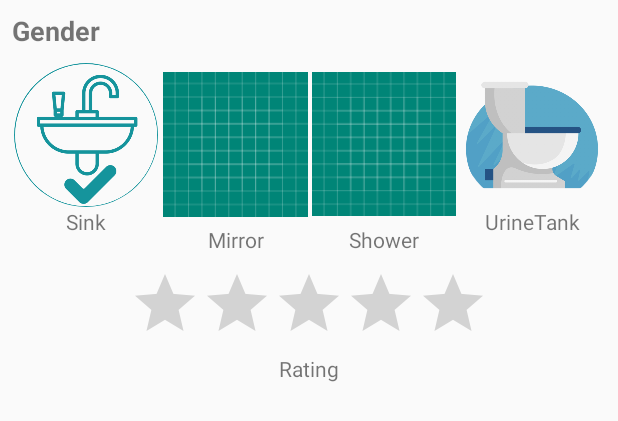
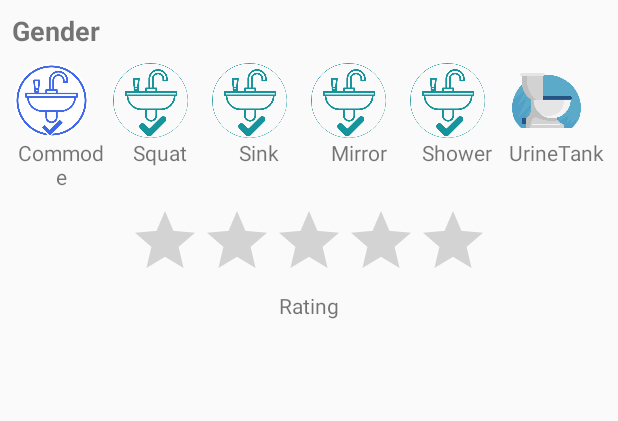
Before and after one commit to Team-Baskerville/Toilocate-mobile, an Android app: the layout content_toilet_details.xml on its own in the app's theme, with its tools: preview values and no code run, on a phone screen of 412 x 824 dp. Shown: the top 421 px of the screen. Run offline under Robolectric (Android 15) with nearby library versions, the phone set to English and light mode, and no system bars.

Commit message:
Toilet details UI improved

```diff
--- a/app/src/main/java/com/baskerville/toilocate/ToiletDetails.java
+++ b/app/src/main/java/com/baskerville/toilocate/ToiletDetails.java
@@ -10,12 +10,15 @@ import androidx.appcompat.app.AppCompatActivity;
 import androidx.appcompat.widget.Toolbar;
 
 import com.baskerville.toilocate.classes.Config;
+import com.baskerville.toilocate.dto.ToiletDescriptionDTO;
 import com.baskerville.toilocate.dto.ToiletLiteDTO;
 import com.bumptech.glide.Glide;
 import com.bumptech.glide.request.RequestOptions;
 import com.google.android.material.appbar.CollapsingToolbarLayout;
 import com.google.android.material.floatingactionbutton.FloatingActionButton;
 import com.google.android.material.snackbar.Snackbar;
+
+import de.hdodenhof.circleimageview.CircleImageView;
 
 public class ToiletDetails extends AppCompatActivity {
 
@@ -56,6 +59,12 @@ public class ToiletDetails extends AppCompatActivity {
     private void populateView() {
         RatingBar ratingBar = findViewById(R.id.ratingBarToiletDetails);
         TextView textViewGender = findViewById(R.id.textViewDetailsGender);
+        CircleImageView circleImageViewCommode = findViewById(R.id.imageDetailsCommode);
+        CircleImageView circleImageViewSquat = findViewById(R.id.imageDetailsSquat);
+        CircleImageView circleImageViewSink = findViewById(R.id.imageDetailsSink);
+        CircleImageView circleImageViewMirror = findViewById(R.id.imageDetailsMirror);
+        CircleImageView circleImageViewShower = findViewById(R.id.imageDetailsShower);
+        CircleImageView circleImageViewUrineTank = findViewById(R.id.imageDetailsUrineTank);
 
         toiletLiteDTO = (ToiletLiteDTO) getIntent().getSerializableExtra("toilet");
 
@@ -64,6 +73,20 @@ public class ToiletDetails extends AppCompatActivity {
             ratingBar.setRating(toiletLiteDTO.getRating());
             textViewGender.setText(String.format("%s TOILET",
                     toiletLiteDTO.getGender().toUpperCase()));
+            if(toiletLiteDTO.getDescription() != null){
+                ToiletDescriptionDTO descriptionDTO = toiletLiteDTO.getDescription();
+                if(descriptionDTO.isCommode()) {
+                    circleImageViewCommode.setImageResource(R.drawable.commode_true);
+                } else {
+                    circleImageViewCommode.setImageResource(R.drawable.commode_false);
+                }
+
+                if(descriptionDTO.isWaterSink()) {
+                    circleImageViewSink.setImageResource(R.drawable.sink_true);
+                } else {
+                    circleImageViewSink.setImageResource(R.drawable.sink_false);
+                }
+            }
         }
     }
 
--- a/app/src/main/res/layout/content_toilet_details.xml
+++ b/app/src/main/res/layout/content_toilet_details.xml
@@ -72,18 +72,60 @@
                 android:layout_weight="1"
                 android:orientation="vertical">
 
-<!--                <ImageView-->
-<!--                    android:id="@+id/imageViewSink"-->
-<!--                    android:layout_width="wrap_content"-->
-<!--                    android:layout_height="wrap_content"-->
-<!--                    android:layout_weight="1"-->
-<!--                    app:srcCompat="@drawable/ic_launcher_background" />-->
+                <de.hdodenhof.circleimageview.CircleImageView
+                    android:id="@+id/imageDetailsCommode"
+                    android:layout_width="50dp"
+                    android:layout_height="50dp"
+                    android:src="@drawable/sink_true"
+                    app:civ_border_color="#1565C0"
+                    app:civ_border_width="0dp" />
+
+                <TextView
+                    android:id="@+id/textViewDetailsCommode"
+                    android:layout_width="wrap_content"
+                    android:layout_height="match_parent"
+                    android:layout_weight="1"
+                    android:text="Commode"
+                    android:textAlignment="center" />
+            </LinearLayout>
+
+            <LinearLayout
+                android:layout_width="match_parent"
+                android:layout_height="match_parent"
+                android:layout_margin="1dp"
+                android:layout_weight="1"
+                android:orientation="vertical">
+
+                <de.hdodenhof.circleimageview.CircleImageView
+                    xmlns:app="http://schemas.android.com/apk/res-auto"
+                    android:id="@+id/imageDetailsSquat"
+                    android:layout_width="50dp"
+                    android:layout_height="50dp"
+                    android:src="@drawable/sink"
+                    app:civ_border_width="0dp"
+                    app:civ_border_color="#1565C0"/>
+
+                <TextView
+                    android:id="@+id/textViewDetailsSquat"
+                    android:layout_width="match_parent"
+                    android:layout_height="wrap_content"
+                    android:layout_weight="1"
+                    android:text="Squat"
+                    android:textAlignment="center" />
+            </LinearLayout>
+
+            <LinearLayout
+                android:layout_width="match_parent"
+                android:layout_height="match_parent"
+                android:layout_margin="1dp"
+                android:layout_weight="1"
+                android:orientation="vertical">
 
                 <de.hdodenhof.circleimageview.CircleImageView
                     xmlns:app="http://schemas.android.com/apk/res-auto"
                     android:id="@+id/imageDetailsSink"
-                    android:layout_width="96dp"
-                    android:layout_height="96dp"
+                    android:layout_width="50dp"
+                    android:layout_height="50dp"
                     android:src="@drawable/sink"
                     app:civ_border_width="0dp"
                     app:civ_border_color="#1565C0"/>
@@ -104,12 +146,14 @@
                 android:layout_weight="1"
                 android:orientation="vertical">
 
-                <ImageView
-                    android:id="@+id/imageViewMirror"
-                    android:layout_width="wrap_content"
-                    android:layout_height="wrap_content"
-                    android:layout_weight="1"
-                    app:srcCompat="@drawable/ic_launcher_background" />
+                <de.hdodenhof.circleimageview.CircleImageView
+                    xmlns:app="http://schemas.android.com/apk/res-auto"
+                    android:id="@+id/imageDetailsMirror"
+                    android:layout_width="50dp"
+                    android:layout_height="50dp"
+                    android:src="@drawable/sink"
+                    app:civ_border_width="0dp"
+                    app:civ_border_color="#1565C0"/>
 
                 <TextView
                     android:id="@+id/textViewDetailsMirror"
@@ -127,12 +171,14 @@
                 android:layout_weight="1"
                 android:orientation="vertical">
 
-                <ImageView
-                    android:id="@+id/imageViewShower"
-                    android:layout_width="wrap_content"
-                    android:layout_height="wrap_content"
-                    android:layout_weight="1"
-                    app:srcCompat="@drawable/ic_launcher_background" />
+                <de.hdodenhof.circleimageview.CircleImageView
+                    xmlns:app="http://schemas.android.com/apk/res-auto"
+                    android:id="@+id/imageDetailsShower"
+                    android:layout_width="50dp"
+                    android:layout_height="50dp"
+                    android:src="@drawable/sink"
+                    app:civ_border_width="0dp"
+                    app:civ_border_color="#1565C0"/>
 
                 <TextView
                     android:id="@+id/textViewDetailsShower"
@@ -159,9 +205,9 @@
 
                 <de.hdodenhof.circleimageview.CircleImageView
                     xmlns:app="http://schemas.android.com/apk/res-auto"
-                    android:id="@+id/profile_image"
-                    android:layout_width="96dp"
-                    android:layout_height="96dp"
+                    android:id="@+id/imageDetailsUrineTank"
+                    android:layout_width="50dp"
+                    android:layout_height="50dp"
                     android:src="@drawable/toilet"
                     app:civ_border_width="0dp"
                     app:civ_border_color="#1565C0"/>
```
Also changed, not shown: app/src/main/res/drawable-v24/commode_false.png (added), app/src/main/res/drawable-v24/commode_true.png (added), app/src/main/res/drawable-v24/sink_false.png (added), app/src/main/res/drawable-v24/sink_true.png (added).
